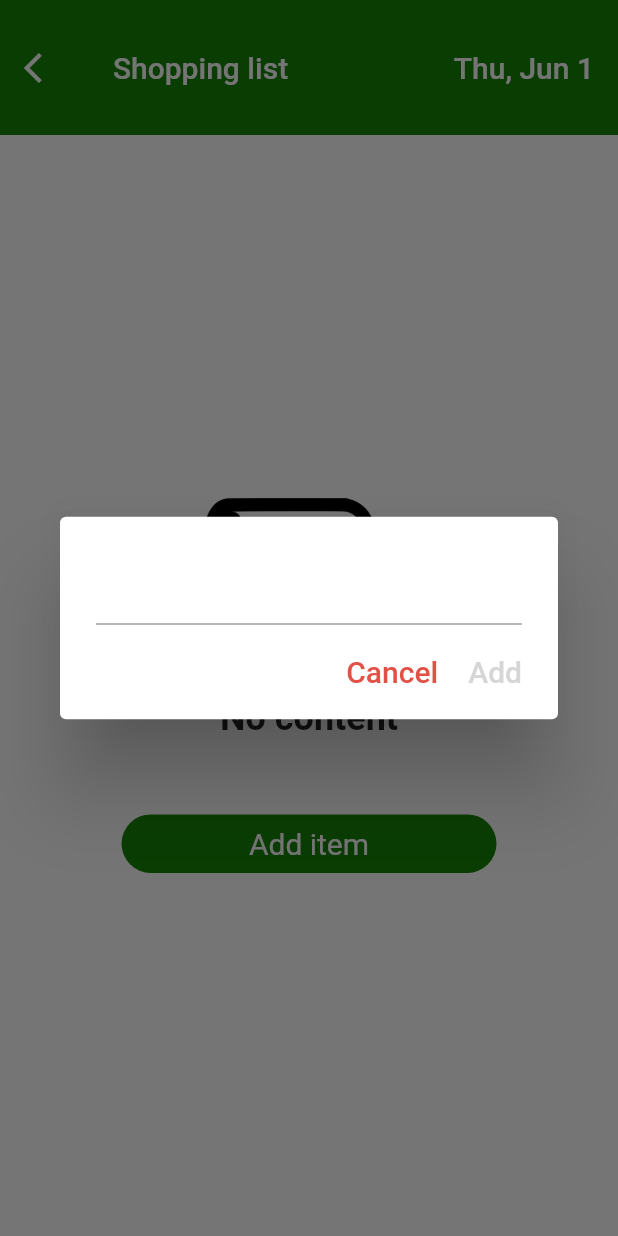
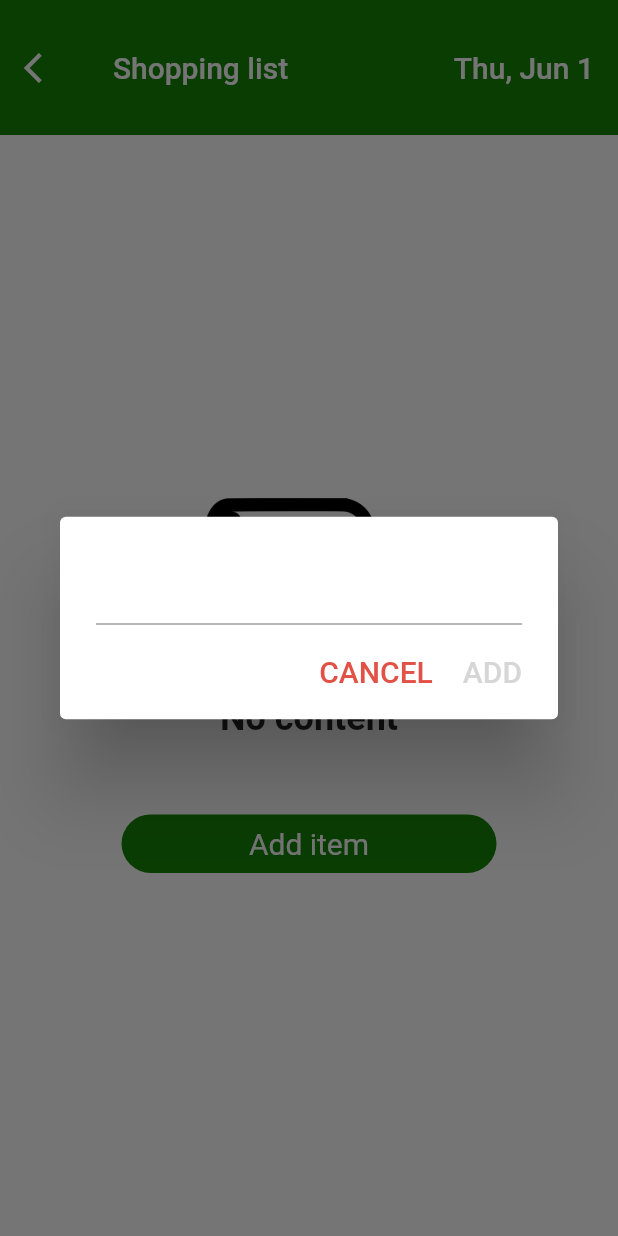
Before and after one commit to ssliwinski07/Flutter-ShoppingListApp, a Flutter app: the ShoppingListsView screen opened directly, after a tap on "Add item", on a phone screen of 412 x 824 dp. Run offline on Flutter 3.47's test engine with Material 2 defaults, Android fonts, the phone set to English and light mode, and no system bars; our stand-ins replace flutter_mobx, get_it, hive, hive_flutter, mobx; accounts and stored records are empty; generated files the repository leaves out were written again.

Commit message:
added delete and update methods, translations, info alert widget

```diff
--- a/lib/l10n/app_en.arb
+++ b/lib/l10n/app_en.arb
@@ -23,5 +23,7 @@
   "@cancel": {
     "description": "The conventional newborn programmer greeting"
   },
-  "welcomeText" : "Simple shopping list!"
+  "welcomeText" : "Simple shopping list!",
+  "areYouSure" : "This action will delete all items from the list. Are you sure?",
+  "confirm" : "confirm"
 }
--- a/lib/l10n/app_pl.arb
+++ b/lib/l10n/app_pl.arb
@@ -5,6 +5,8 @@
 "startAdding" : "Dodaj element",
 "add" : "Dodaj",
 "cancel" : "Anuluj",
-"welcomeText" : "Prosta lista zakupów!"
+"welcomeText" : "Prosta lista zakupów!",
+"areYouSure" : "Ta akcja usunie wszystkie elementy z listy. Jesteś pewny?",
+"confirm" : "Potwierdź"
 
 }
--- a/lib/widgets/adding_items_widget/adding_items_widget.dart
+++ b/lib/widgets/adding_items_widget/adding_items_widget.dart
@@ -3,7 +3,10 @@ import 'package:flutter_gen/gen_l10n/app_localizations.dart';
 import 'package:shopping_reminder/mobx/stores/shopping_items_store.dart';
 
 class AddingItemsWidget extends StatefulWidget {
-  const AddingItemsWidget({super.key, this.store});
+  const AddingItemsWidget({
+    super.key,
+    this.store,
+  });
 
   final ShoppingItemsStore? store;
 
@@ -61,7 +64,7 @@ class _AddingItemsWidgetState extends State<AddingItemsWidget> {
                   Navigator.pop(context);
                 },
                 child: Text(
-                  AppLocalizations.of(context).cancel,
+                  AppLocalizations.of(context).cancel.toUpperCase(),
                   style: const TextStyle(
                     color: Color.fromARGB(255, 226, 81, 70),
                   ),
@@ -75,11 +78,12 @@ class _AddingItemsWidgetState extends State<AddingItemsWidget> {
                     ? null
                     : () {
                         widget.store?.addToList(_textController.text);
+                        _textController.clear();
 
-                        Navigator.pop(context);
+                        //Navigator.pop(context);
                       },
                 child: Text(
-                  AppLocalizations.of(context).add,
+                  AppLocalizations.of(context).add.toUpperCase(),
                   style: TextStyle(
                     color: _isTextEmpty
                         ? const Color.fromARGB(255, 214, 214, 214)
--- a/lib/widgets/shopping_list/shopping_list.dart
+++ b/lib/widgets/shopping_list/shopping_list.dart
@@ -2,10 +2,12 @@ import 'package:flutter/material.dart';
 import 'package:shopping_reminder/mobx/stores/shopping_items_store.dart';
 import 'package:shopping_reminder/res/colors/app_colors.dart';
 import 'package:shopping_reminder/widgets/adding_items_widget/adding_items_widget.dart';
+import 'package:shopping_reminder/widgets/alert_dialogs/info_alert_widget.dart';
 import 'package:shopping_reminder/widgets/buttons/action_buttons/sr_button.dart';
 import 'package:shopping_reminder/widgets/no_content_info_widget/no_content_widget.dart';
 import 'package:shopping_reminder/widgets/shopping_list/shopping_list_item.dart';
 import 'package:flutter_mobx/flutter_mobx.dart';
+import 'package:flutter_gen/gen_l10n/app_localizations.dart';
 
 class ShoppingList extends StatefulWidget {
   const ShoppingList({super.key});
@@ -25,7 +27,7 @@ class _ShoppingListState extends State<ShoppingList> {
                 _shoppingItemsStore.shoppingItems!.isEmpty
             ? NoContentInfoWidget(
                 isAddingButtonVisible: true,
-                onTap: _showDialog,
+                onTap: _showAddingItemDialog,
               )
             : SizedBox(
                 height: 400,
@@ -46,16 +48,31 @@ class _ShoppingListState extends State<ShoppingList> {
                       ),
                     ),
                     Positioned(
+                      bottom: 130.0,
+                      right: 40.0,
+                      child: SRButton(
+                        width: 60,
+                        height: 60,
+                        borderRadius: BorderRadius.circular(30),
+                        onTap: _showAddingItemDialog,
+                        color: AppColors.green,
+                        buttonTitle: const Icon(
+                          Icons.add,
+                          color: Colors.white,
+                        ),
+                      ),
+                    ),
+                    Positioned(
                       bottom: 40.0,
                       right: 40.0,
                       child: SRButton(
                         width: 60,
                         height: 60,
                         borderRadius: BorderRadius.circular(30),
-                        onTap: _showDialog,
+                        onTap: _showInfoAlertWidget,
                         color: AppColors.green,
                         buttonTitle: const Icon(
-                          Icons.add,
+                          Icons.delete,
                           color: Colors.white,
                         ),
                       ),
@@ -67,12 +84,25 @@ class _ShoppingListState extends State<ShoppingList> {
     );
   }
 
-  _showDialog() {
+  _showInfoAlertWidget() {
     showDialog(
-        context: context,
-        builder: (context) => AddingItemsWidget(
-              store: _shoppingItemsStore,
-            ));
+      context: context,
+      builder: (context) => InfoAlertWidget(
+        leftInfoButtonTitle: AppLocalizations.of(context).confirm,
+        rightInfoButtonTitle: AppLocalizations.of(context).cancel,
+        infoTitle: AppLocalizations.of(context).areYouSure,
+        onTap: () {
+          _shoppingItemsStore.deleteAllItems();
+        },
+      ),
+    );
+  }
+
+  _showAddingItemDialog() {
+    showDialog(
+      context: context,
+      builder: (context) => AddingItemsWidget(store: _shoppingItemsStore),
+    );
   }
 }
 
```
Also changed, not shown: lib/mobx/stores/shopping_items_store.dart (+12 -18 lines), lib/widgets/alert_dialogs/info_alert_widget.dart (added, +57 -0 lines), lib/widgets/shopping_list/shopping_list_item.dart (+26 -24 lines), lib/mobx/stores/shopping_items_store.g.dart, 1 other file.
